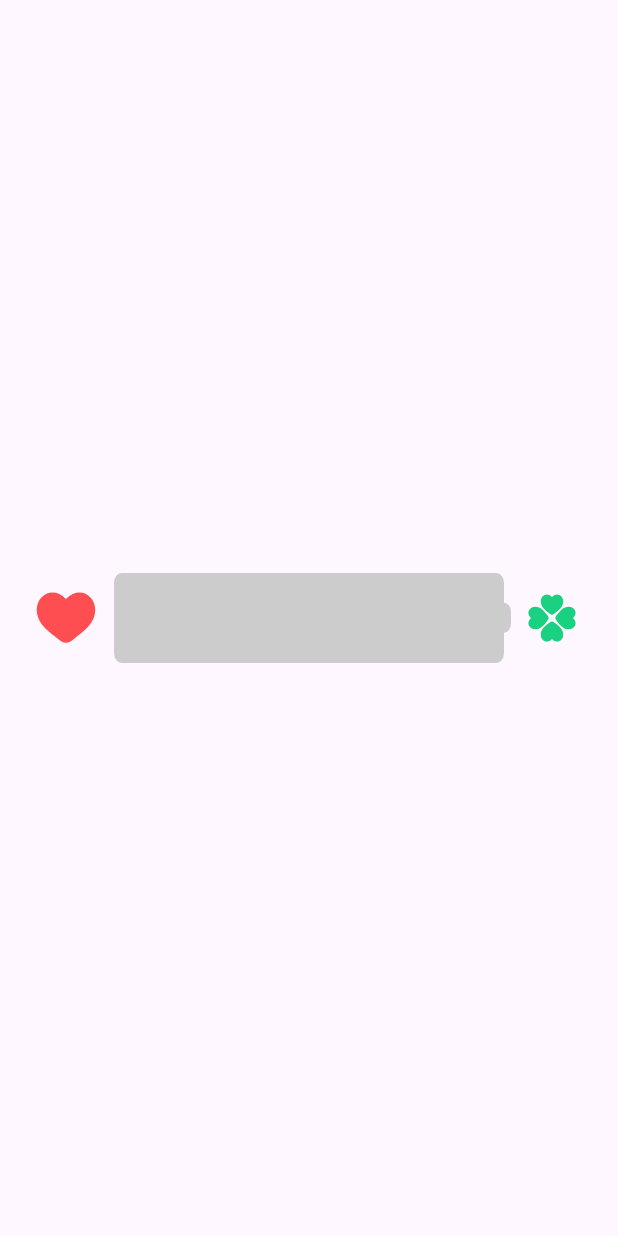
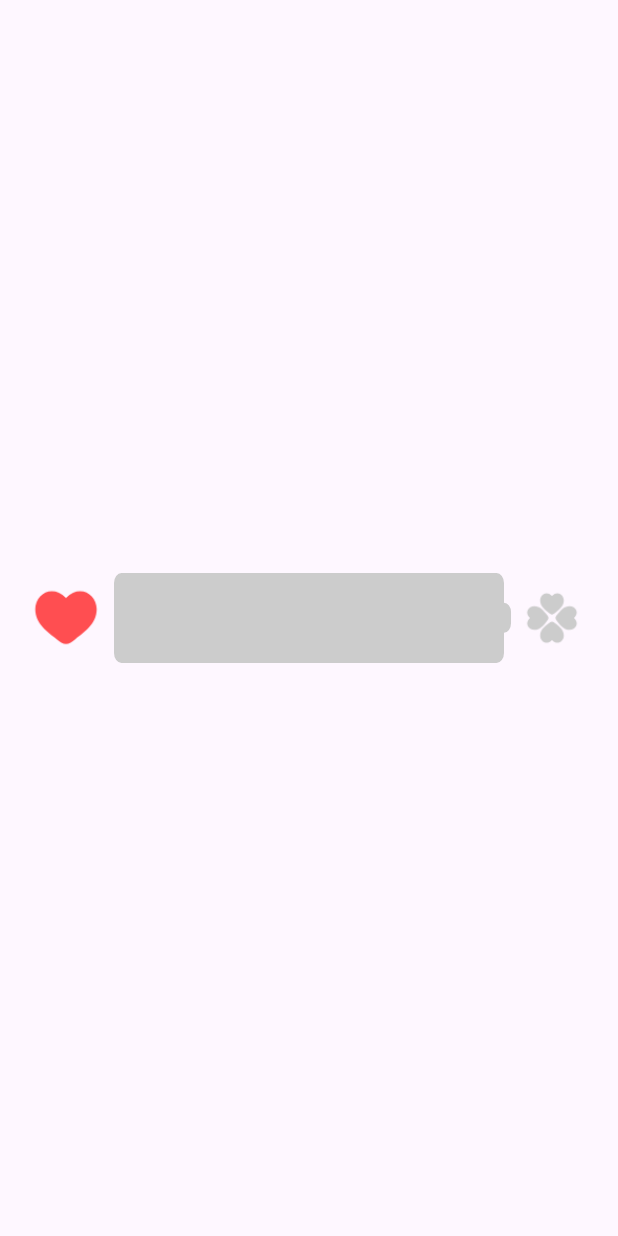
Before and after one commit to dshalom03/Battery-Indicator, an Android app built with Jetpack Compose: the screen it shows after launch (MainActivity), on a phone screen of 412 x 824 dp. Run offline under Robolectric (Android 15) with nearby library versions, the phone set to English and light mode, and no system bars.

Commit message:
first commit

```diff
--- a/app/src/main/java/com/example/batteryindicator/MainActivity.kt
+++ b/app/src/main/java/com/example/batteryindicator/MainActivity.kt
@@ -25,10 +25,6 @@ class MainActivity : ComponentActivity() {
             this.registerReceiver(null, ifilter)
         }
 
-        // How are we charging?
-        val chargePlug: Int = batteryStatus?.getIntExtra(BatteryManager.EXTRA_PLUGGED, -1) ?: -1
-        val usbCharge: Boolean = chargePlug == BatteryManager.BATTERY_PLUGGED_USB
-        val acCharge: Boolean = chargePlug == BatteryManager.BATTERY_PLUGGED_AC
 
         val batteryPct: Float? = batteryStatus?.let { intent ->
             val level: Int = intent.getIntExtra(BatteryManager.EXTRA_LEVEL, -1)
--- a/app/src/main/java/com/example/batteryindicator/batteryindicator/Batteryindicator.kt
+++ b/app/src/main/java/com/example/batteryindicator/batteryindicator/Batteryindicator.kt
@@ -1,6 +1,8 @@
 package com.example.batteryindicator.batteryindicator
 
 import androidx.annotation.IntRange
+import androidx.compose.animation.animateColorAsState
+import androidx.compose.animation.core.animateFloatAsState
 import androidx.compose.foundation.Canvas
 import androidx.compose.foundation.layout.Box
 import androidx.compose.foundation.layout.Row
@@ -12,6 +14,8 @@ import androidx.compose.foundation.layout.padding
 import androidx.compose.material3.Icon
 import androidx.compose.material3.MaterialTheme
 import androidx.compose.runtime.Composable
+import androidx.compose.runtime.getValue
+import androidx.compose.runtime.remember
 import androidx.compose.ui.Alignment
 import androidx.compose.ui.Modifier
 import androidx.compose.ui.geometry.CornerRadius
@@ -22,6 +26,7 @@ import androidx.compose.ui.geometry.Size
 import androidx.compose.ui.graphics.Color
 import androidx.compose.ui.graphics.Path
 import androidx.compose.ui.graphics.drawscope.DrawScope
+import androidx.compose.ui.graphics.graphicsLayer
 import androidx.compose.ui.platform.LocalDensity
 import androidx.compose.ui.res.painterResource
 import androidx.compose.ui.tooling.preview.Preview
@@ -34,6 +39,24 @@ import org.jetbrains.annotations.Range
 @Composable
 fun BatteryIndicator(modifier: Modifier = Modifier, @IntRange(from = 0, to = 100) progress: Int) {
 
+    val heartAnimatedScale by animateFloatAsState(
+        targetValue = if (progress <= 20) 1.05f else if (progress >= 80) 0.95f else 1f,
+        label = "scale"
+    )
+
+    val heartColor by animateColorAsState(
+        targetValue = if (progress <= 20f) MaterialTheme.colorScheme.onError else Color.LightGray
+    )
+
+    val cloverAnimatedScale by animateFloatAsState(
+        targetValue = if (progress <= 20) 1.05f else if (progress >= 80) 0.95f else 1f,
+        label = "scale"
+    )
+
+    val cloverColor by animateColorAsState(
+        targetValue = if (progress <= 20f) Color.LightGray else MaterialTheme.colorScheme.primary
+    )
+
     Row(
         modifier = modifier
             .fillMaxWidth()
@@ -43,9 +66,14 @@ fun BatteryIndicator(modifier: Modifier = Modifier, @IntRange(from = 0, to = 100
     ) {
         Icon(
             painter = painterResource(R.drawable.heart),
-            tint = MaterialTheme.colorScheme.onError,
+            tint = heartColor,
             contentDescription = null,
-            modifier = Modifier.padding(end = 8.dp)
+            modifier = Modifier
+                .padding(end = 8.dp)
+                .graphicsLayer(
+                    scaleX = heartAnimatedScale,
+                    scaleY = heartAnimatedScale
+                )
         )
 
         Indicator(modifier = Modifier.weight(1f), progress)
@@ -53,8 +81,13 @@ fun BatteryIndicator(modifier: Modifier = Modifier, @IntRange(from = 0, to = 100
         Icon(
             painter = painterResource(R.drawable.clover),
             contentDescription = null,
-            tint = MaterialTheme.colorScheme.primary,
-            modifier = Modifier.padding(start = 8.dp)
+            tint = cloverColor,
+            modifier = Modifier
+                .padding(start = 8.dp)
+                .graphicsLayer(
+                    scaleX = cloverAnimatedScale,
+                    scaleY = cloverAnimatedScale
+                )
 
         )
     }
@@ -112,8 +145,8 @@ fun Indicator(modifier: Modifier = Modifier, progress: Int) {
             var xOffset = 1.dp.dpToPx(density)
             val yOffset = height * 0.05f
 
-            val wholeCells = progress /20
-            val halfCells = (progress % 20)/10
+            val wholeCells = progress / 20
+            val halfCells = (progress % 20) / 10
 
             (0 until wholeCells).forEach { i ->
                 val cellWidth = (width / 5) - 2.dp.dpToPx(density)
```
